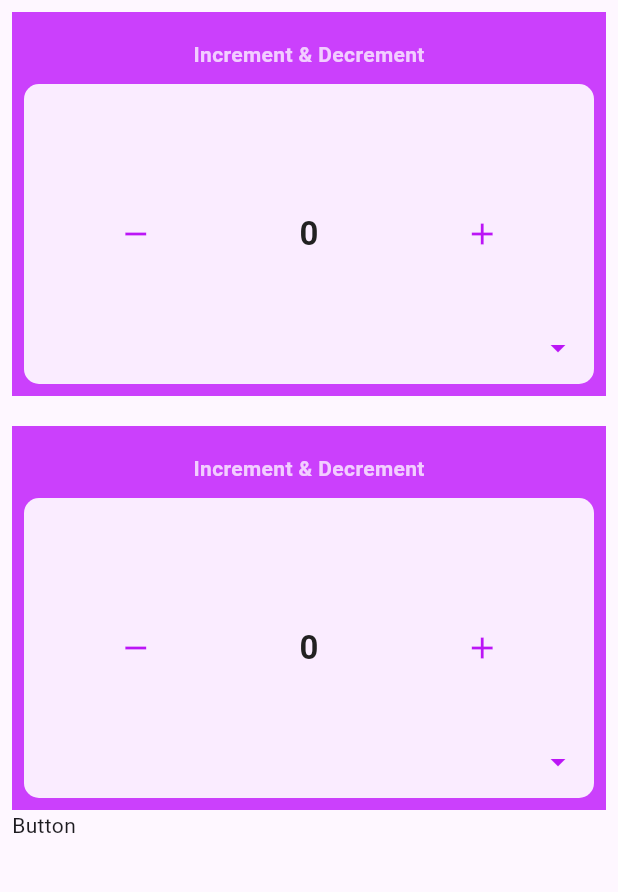
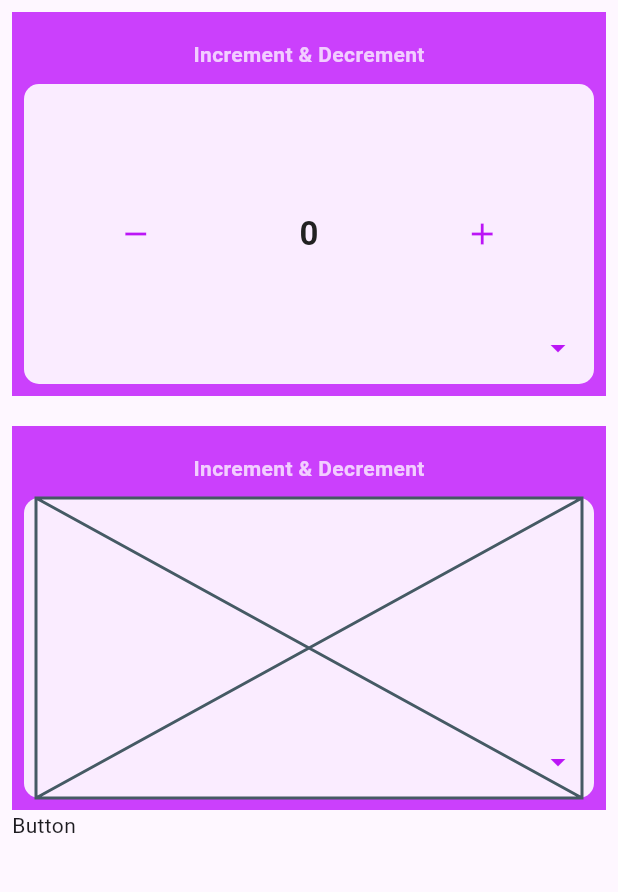
Before and after one commit to Mustack-Rabbi/recount, a Flutter app: the screen it shows after launch, on a phone screen of 412 x 824 dp, the part 84-976 px from its top. Run offline on Flutter 3.47's test engine with Material 3 defaults, Android fonts, the light colour scheme and no system bars; drawn by our look-alikes of badges; our stand-ins replace get.

Commit message:
tap inc & dec screen add

```diff
--- a/lib/home_page.dart
+++ b/lib/home_page.dart
@@ -1,5 +1,6 @@
 import 'package:flutter/material.dart';
 import 'screen/increment_decrement/inc_dec_screen.dart';
+import 'screen/tap_inc_dec/tap_inc_dec.dart';
 
 class HomePage extends StatefulWidget {
   const HomePage({super.key});
@@ -118,7 +119,7 @@ class _HomePageState extends State<HomePage> {
               SizedBox(
                 height: 20,
               ),
-              IncDecScreen(),
+              TapIncDec(),
               // Section 2
               Text(
                 "Button",
--- /dev/null
+++ b/lib/screen/tap_inc_dec/tap_inc_dec.dart
@@ -0,0 +1,101 @@
+import 'package:flutter/material.dart';
+import 'package:recount/frame/frame_screen.dart';
+import '../../main.dart';
+import 'tap_inc_dec_one.dart';
+
+class TapIncDec extends StatefulWidget {
+  const TapIncDec({
+    super.key,
+  });
+
+  @override
+  State<TapIncDec> createState() => _TapIncDecState();
+}
+
+class _TapIncDecState extends State<TapIncDec> {
+  Map<String, Color> textColor = {
+    "textPrimaryColor": const Color(0xFF212121),
+    "textSecondaryColor": const Color(0xFF757575),
+    "textHighlightColor": const Color(0xFF0086AD),
+    "textErrorColor": const Color(0xFFB00020),
+    "textSuccessColor": const Color(0xFF4CAF50),
+    "textDisabledColor": const Color(0xFF9E9E9E),
+  };
+  Map<String, Color> color = {
+    "lightPurpleColor": const Color(0xFFF2CEFF),
+    "softPurpleColor": const Color(0xFFE295FE),
+    "vibrantPurpleColor": const Color(0xFFCB40FC),
+    "deepPurpleColor": const Color(0xFFBB15F6),
+  };
+  int increment = 0;
+  bool iconButtonAdd = true;
+  // bool isVisible = false;
+  // bool showDown = false;
+  // bool widgetEdite = false;
+
+  List<Widget> screenList = [
+    TapIncDecOne(),
+  ];
+  late int numberOfScreen;
+  int initialScreen = 0;
+
+// Number Of Screen Display
+  @override
+  void initState() {
+    numberOfScreen = screenList.length;
+
+    super.initState();
+  }
+
+  // void setScreenUp() {
+  //            showBadge.value = !showBadge.value;
+  //   setState(() {
+  //     initialScreen++;
+  //   });
+  // }
+
+  @override
+  Widget build(BuildContext context) {
+    // numberOfScreen = numberOfScreen;
+    return Column(mainAxisAlignment: MainAxisAlignment.center, children: [
+      FrameScreen(
+        widgetsVCB: () {
+          //  widgetEdite = !widgetEdite;
+          //             widget.widgetEditeFunction!;
+
+          setState(() {
+            // TapIncDecOne().createState();
+
+            // widget.setScreenUp;
+            // showBadge.value = !showBadge.value;
+
+            // BadgeButton.showBadge = !BadgeButton.showBadge;
+          });
+
+          setState(() {});
+        },
+        displayScreen: screenList[initialScreen],
+        numberOfScreen: numberOfScreen,
+        initialScreen: initialScreen,
+        nextScreenVCB: () {
+          setState(() {
+            if (initialScreen < (numberOfScreen - 1)) {
+              initialScreen++;
+            }
+
+            // print("numbr $initialScreen");
+          });
+        },
+        previousScreenVCB: () {
+          setState(() {
+            if (initialScreen > 0) {
+              initialScreen--;
+            }
+
+            // print("numbr $initialScreen");
+          });
+        },
+      )
+    ]);
+  }
+}
--- /dev/null
+++ b/lib/screen/tap_inc_dec/tap_inc_dec_one.dart
@@ -0,0 +1,10 @@
+import 'package:flutter/material.dart';
+
+class TapIncDecOne extends StatelessWidget {
+  const TapIncDecOne({super.key});
+
+  @override
+  Widget build(BuildContext context) {
+    return const Placeholder();
+  }
+}
```
